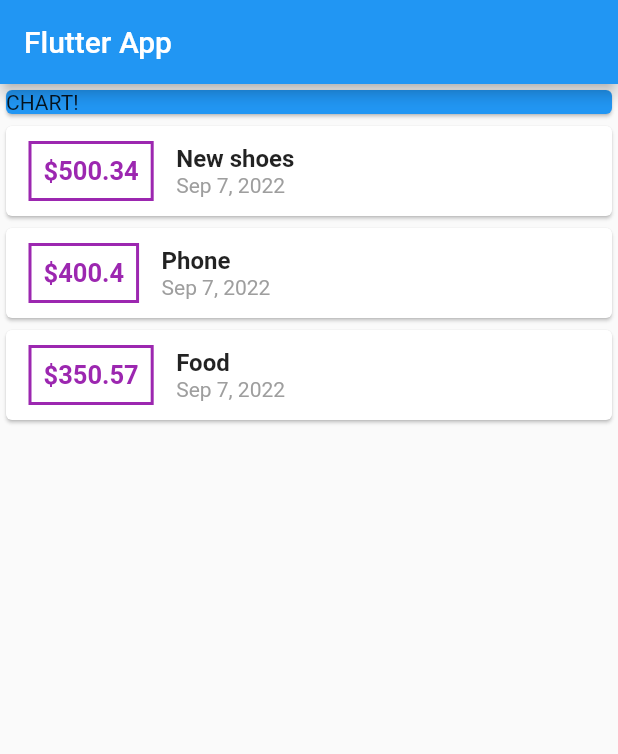
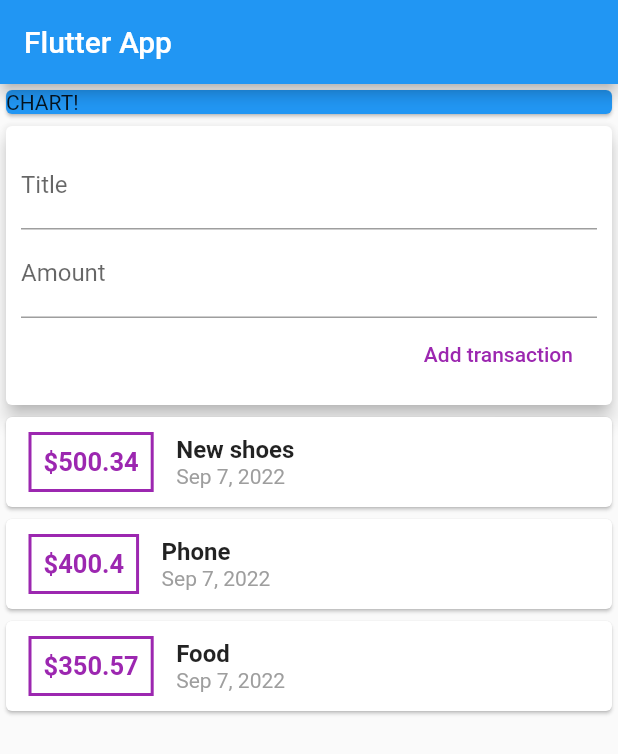
Before and after one commit to NgangaMichael/expense-planner, a Flutter app: the screen it shows after launch, on a phone screen of 412 x 824 dp. Shown: the top 754 px of the screen. Run offline on Flutter 3.47's test engine with Material 2 defaults, Android fonts, the phone set to English and light mode, and no system bars.

Commit message:
added form and stores the form inputs

```diff
--- a/lib/main.dart
+++ b/lib/main.dart
@@ -1,9 +1,6 @@
-import 'dart:ui';
-
 import 'package:expense_planner/transaction.dart';
 import 'package:flutter/material.dart';
 import 'package:intl/intl.dart';
-
 void main() => runApp(MyApp());
 
 class MyApp extends StatelessWidget {
@@ -24,8 +21,16 @@ class MyHomePage extends StatelessWidget {
     Transaction(id: 't3', title: 'Food', amount: 350.57, date: DateTime.now()),
   ];
 
+  // late String titleInput;
+  // late String amountInput;
+
+  final textController = TextEditingController();
+  final amountController = TextEditingController();
+
   @override
   Widget build(BuildContext context) {
+
+
     return Scaffold(
       appBar: AppBar(
         title: const Text('Flutter App'),
@@ -39,6 +44,38 @@ class MyHomePage extends StatelessWidget {
               child: const Text('CHART!'),
             ),
           ),
+
+          Card(
+            elevation: 5,
+            child: Container(
+              padding: EdgeInsets.all(10),
+              child: Column(
+                crossAxisAlignment: CrossAxisAlignment.end,
+                children: [
+                  TextField(decoration: InputDecoration(labelText: 'Title'),
+                  controller: textController,
+                    // onChanged: (val) {
+                    //   titleInput = val;
+                    // },
+                  ),
+                  TextField(decoration: InputDecoration(labelText: 'Amount'),
+                  controller: amountController,
+                    // onChanged: (val) {
+                    //   amountInput = val;
+                    // },
+                  ),
+                  FlatButton(
+                    onPressed: () {
+                      print(textController.text);
+                      print(amountController.text);
+                    },
+                    textColor: Colors.purple,
+                    child: Text('Add transaction'))
+                ],
+              ),
+            ),
+          ),
+
           Column(
             children: transaction.map((tx) {
               return Card(
```
